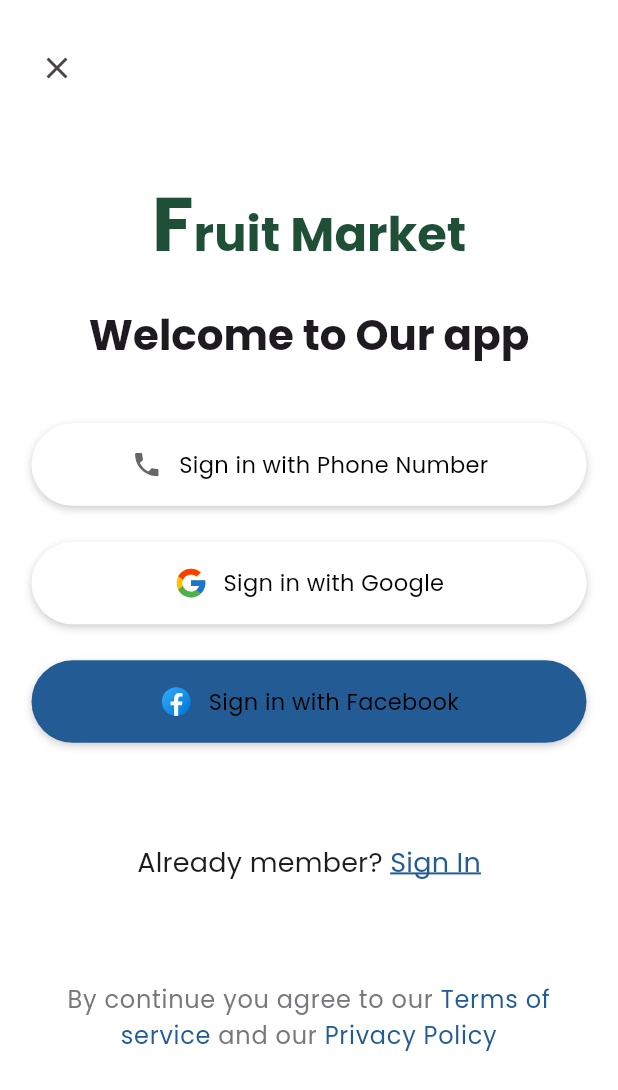
After one commit to mo7ammed-hassan/fruit-market, a Flutter app: the WelcomeScreen screen opened by its route, on a phone screen of 412 x 824 dp. The commit adds this screen. Shown: the top 1090 px of the screen. Run offline on Flutter 3.47's test engine with Material 3 defaults, Android fonts, the phone set to English and light mode, and no system bars; our stand-ins replace flutter_bloc, flutter_svg, get_it, shared_preferences; accounts and stored records are empty.

Commit message:
feat(UI): finish welcome screen UI

```diff
--- /dev/null
+++ b/lib/common/widgets/app_name_widget.dart
@@ -0,0 +1,28 @@
+import 'package:flutter/material.dart';
+import 'package:fruit_market/core/constants/app_strings.dart';
+
+class AppNameWidget extends StatelessWidget {
+  const AppNameWidget({
+    super.key,
+  });
+
+  @override
+  Widget build(BuildContext context) {
+    return Text.rich(
+      TextSpan(
+        children: [
+          TextSpan(
+            text: AppStrings.appName[0],
+            style: Theme.of(
+              context,
+            ).textTheme.headlineLarge?.copyWith(fontSize: 51),
+          ),
+          TextSpan(
+            text: AppStrings.appName.substring(1),
+            style: Theme.of(context).textTheme.headlineLarge,
+          ),
+        ],
+      ),
+    );
+  }
+}
--- /dev/null
+++ b/lib/common/widgets/auth_footer_text.dart
@@ -0,0 +1,32 @@
+import 'package:flutter/material.dart';
+import 'package:fruit_market/core/constants/app_colors.dart';
+
+class AuthFooterText extends StatelessWidget {
+  const AuthFooterText({
+    super.key,
+    required this.title,
+    required this.actionText,
+  });
+  final String title;
+  final String actionText;
+
+  @override
+  Widget build(BuildContext context) {
+    return Text.rich(
+      TextSpan(
+        children: [
+          TextSpan(text: title, style: Theme.of(context).textTheme.titleMedium),
+          TextSpan(
+            text: actionText,
+            style: Theme.of(context).textTheme.titleMedium?.copyWith(
+              color: AppColors.blue,
+              decoration: TextDecoration.underline,
+              decorationThickness: 1.5,
+              decorationColor: AppColors.blue,
+            ),
+          ),
+        ],
+      ),
+    );
+  }
+}
--- /dev/null
+++ b/lib/common/widgets/auth_option_card.dart
@@ -0,0 +1,49 @@
+import 'package:flutter/material.dart';
+import 'package:fruit_market/common/widgets/shadow_container.dart';
+import 'package:fruit_market/core/constants/app_sizes.dart';
+import 'package:flutter_svg/flutter_svg.dart';
+
+class AuthOptionCard extends StatelessWidget {
+  const AuthOptionCard({
+    super.key,
+    this.iconUrl,
+    required this.text,
+    this.iconColor,
+    this.onTap,
+    this.backgroundColor,
+  });
+
+  final String? iconUrl;
+  final String text;
+  final Color? iconColor;
+  final Color? backgroundColor;
+  final void Function()? onTap;
+
+  @override
+  Widget build(BuildContext context) {
+    return GestureDetector(
+      onTap: onTap,
+      child: ShadowContainer(
+        padding: EdgeInsets.symmetric(vertical: AppSizes.textFieldVPadding),
+        color: backgroundColor,
+        child: Row(
+          mainAxisAlignment: MainAxisAlignment.center,
+          children: [
+            if (iconUrl?.isNotEmpty == true)
+              SvgPicture.asset(iconUrl!, fit: BoxFit.scaleDown, width: 23),
+            SizedBox(width: 10),
+
+            Flexible(
+              child: Text(
+                text,
+                maxLines: 1,
+                overflow: TextOverflow.ellipsis,
+                style: TextStyle(color: Colors.black),
+              ),
+            ),
+          ],
+        ),
+      ),
+    );
+  }
+}
--- /dev/null
+++ b/lib/common/widgets/custom_text_form_field.dart
@@ -0,0 +1,56 @@
+import 'package:flutter/material.dart';
+import 'package:flutter/services.dart';
+import 'package:fruit_market/common/widgets/shadow_container.dart';
+
+class CustomTextFormField extends StatelessWidget {
+  const CustomTextFormField({
+    super.key,
+    this.controller,
+    this.hintText,
+    this.title,
+    this.keyboardType,
+    this.onChanged,
+    this.inputFormatters,
+    this.contentPadding,
+  });
+  final TextEditingController? controller;
+  final String? hintText;
+  final String? title;
+  final TextInputType? keyboardType;
+  final Function(String)? onChanged;
+  final List<TextInputFormatter>? inputFormatters;
+  final EdgeInsetsGeometry? contentPadding;
+
+  @override
+  Widget build(BuildContext context) {
+    return Column(
+      crossAxisAlignment: CrossAxisAlignment.start,
+      children: [
+        if (title?.isNotEmpty == true) ...[
+          Row(
+            crossAxisAlignment: CrossAxisAlignment.start,
+            children: [
+              Text(title!, style: Theme.of(context).textTheme.bodyMedium),
+              const SizedBox(width: 4),
+              const Icon(Icons.star, color: Colors.red, size: 8),
+            ],
+          ),
+          const SizedBox(height: 13.5),
+        ],
+
+        ShadowContainer(
+          child: TextFormField(
+            controller: controller,
+            keyboardType: keyboardType,
+            onChanged: onChanged,
+            inputFormatters: inputFormatters,
+            decoration: InputDecoration(
+              hintText: hintText,
+              contentPadding: contentPadding,
+            ),
+          ),
+        ),
+      ],
+    );
+  }
+}
--- /dev/null
+++ b/lib/common/widgets/shadow_container.dart
@@ -0,0 +1,27 @@
+import 'package:flutter/material.dart';
+
+class ShadowContainer extends StatelessWidget {
+  const ShadowContainer({super.key, this.child, this.padding, this.color});
+  final EdgeInsetsGeometry? padding;
+  final Widget? child;
+  final Color? color;
+
+  @override
+  Widget build(BuildContext context) {
+    return Container(
+      padding: padding,
+      decoration: BoxDecoration(
+        color: color ?? Colors.white,
+        borderRadius: BorderRadius.circular(35),
+        boxShadow: [
+          BoxShadow(
+            color: Colors.black.withValues(alpha: 0.2),
+            blurRadius: 4,
+            offset: Offset(0, 2),
+          ),
+        ],
+      ),
+      child: child,
+    );
+  }
+}
--- a/lib/config/routing/app_router.dart
+++ b/lib/config/routing/app_router.dart
@@ -6,6 +6,7 @@ import 'package:fruit_market/config/service_locator.dart';
 import 'package:fruit_market/core/constants/constants_keys.dart';
 import 'package:fruit_market/core/services/app_storage.dart';
 import 'package:fruit_market/features/auth/presentation/screens/login_screen.dart';
+import 'package:fruit_market/features/auth/presentation/screens/welcome_screen.dart';
 import 'package:fruit_market/features/onboarding/presentation/screens/onboarding_screen.dart';
 import 'package:fruit_market/features/splash/splash_screen.dart';
 
@@ -16,6 +17,8 @@ class AppRouter {
     /// --- Welcome Screen ---
     Routes.splashScreen: (_) => const SplashScreen(),
     Routes.onboardingScreen: (_) => const OnboardingScreen(),
+    Routes.welcomeScreen: (_) => const WelcomeScreen(),
+
 
     /// --- Auth Screen ---
     Routes.loginScreen: (_) => const LoginScreen(),
@@ -67,7 +70,7 @@ class AppRouter {
       return Routes.onboardingScreen;
     } else {
       //return accessToken != null ? Routes.navigationScreen : Routes.loginScreen;
-      return Routes.loginScreen;
+      return Routes.welcomeScreen;
     }
   }
 
--- a/lib/config/routing/routes.dart
+++ b/lib/config/routing/routes.dart
@@ -2,6 +2,8 @@ class Routes {
   /// --- Welcome Screens --- ///
   static const String splashScreen = '/splashScreen';
   static const String onboardingScreen = '/onboardingScreen';
+  static const String welcomeScreen = '/welcomeScreen';
+
 
   /// --- Auth Screens --- ///
   static const String loginScreen = '/loginScreen';
--- a/lib/core/constants/app_colors.dart
+++ b/lib/core/constants/app_colors.dart
@@ -26,4 +26,6 @@ class AppColors {
   static const lightCyan = Color(0xFF9CE2FF);
 
   static const onboardingColor = Color(0xFFF7F7F7);
+
+  static const termsColor = Color(0xFF88909C);
 }
--- a/lib/core/constants/app_images.dart
+++ b/lib/core/constants/app_images.dart
@@ -1,6 +1,6 @@
 // ignore_for_file: prefer_single_quotes
 class AppImages {
-  const AppImages._();
+  AppImages._();
 
   /// Assets for iconsCanceled
   /// assets/icons/canceled.svg
@@ -22,9 +22,17 @@ class AppImages {
   /// assets/icons/delivering.svg
   static const String iconsDelivering = "assets/icons/delivering.svg";
 
+  /// Assets for iconsFacebook
+  /// assets/icons/facebook.svg
+  static const String iconsFacebook = "assets/icons/facebook.svg";
+
   /// Assets for iconsFinished
   /// assets/icons/finished.svg
   static const String iconsFinished = "assets/icons/finished.svg";
+
+  /// Assets for iconsGoogle
+  /// assets/icons/google.svg
+  static const String iconsGoogle = "assets/icons/google.svg";
 
   /// Assets for iconsHeart
   /// assets/icons/heart.svg
@@ -114,15 +122,17 @@ class AppImages {
   /// assets/images/logo.png
   static const String imagesLogo = "assets/images/logo.png";
 
+  /// Assets for imagesOnboarding
+  /// assets/images/onboarding.jpg
+  static const String imagesOnboarding = "assets/images/onboarding.jpg";
+
   /// Assets for imagesPaymentFailure
   /// assets/images/payment_failure.svg
-  static const String imagesPaymentFailure =
-      "assets/images/payment_failure.svg";
+  static const String imagesPaymentFailure = "assets/images/payment_failure.svg";
 
   /// Assets for imagesPaymentSuccess
   /// assets/images/payment_success.svg
-  static const String imagesPaymentSuccess =
-      "assets/images/payment_success.svg";
+  static const String imagesPaymentSuccess = "assets/images/payment_success.svg";
 
   /// Assets for imagesProductImage
   /// assets/images/product_image.png
@@ -131,8 +141,4 @@ class AppImages {
   /// Assets for imagesSallerImage
   /// assets/images/saller_image.svg
   static const String imagesSallerImage = "assets/images/saller_image.svg";
-
-  /// Assets for imagesOnboarding
-  /// assets/images/onboarding.jpg
-  static const String imagesOnboarding = 'assets/images/onboarding.jpg';
 }
--- a/lib/core/constants/app_sizes.dart
+++ b/lib/core/constants/app_sizes.dart
@@ -4,4 +4,9 @@ class AppSizes {
   static const double onbordingSpaceText = 17.0;
   static const double onbordingSpaceItem = 24.0;
   static const double onbordingPadding = 40.0;
+
+  static const double authSpaceItem = 24.0;
+  static const double authPadding = 42.0;
+
+  static const double textFieldVPadding = 16.0;
 }
--- a/lib/core/constants/app_strings.dart
+++ b/lib/core/constants/app_strings.dart
@@ -2,13 +2,15 @@ class AppStrings {
   const AppStrings._();
 
   static const String appName = 'Fruit Market';
+  static const String welcomText = 'Welcome to Our app';
 
   static const String skip = 'Skip';
   static const String next = 'Next';
   static const String getStarted = 'Get Started';
-  static const String alreadyMember = 'Already member';
+  static const String alreadyMember = 'Already member? ';
 
   static const String login = 'Login';
+  static const String signIn = 'Sign In';
   static const String signup = 'Sign Up';
   static const String submit = 'Submit';
   static const String confirm = 'confirm';
@@ -22,4 +24,10 @@ class AppStrings {
 
   static const String onboardingTitle3 = 'Delivery Arrived';
   static const String onboardingSubTitle3 = 'Order is arrived at your Place';
+
+  static const fullName = 'Full Name';
+
+  static const String signInWPhone = 'Sign in with Phone Number';
+  static const String signInWGoogle = 'Sign in with Google';
+  static const String signInWFacebook = 'Sign in with Facebook';
 }
--- a/lib/core/theme/app_theme.dart
+++ b/lib/core/theme/app_theme.dart
@@ -1,4 +1,5 @@
 import 'package:flutter/material.dart';
+import 'package:fruit_market/core/theme/custom_themes/custom_input_decoration_theme.dart';
 import 'package:fruit_market/core/theme/custom_themes/custom_text_theme.dart';
 import 'package:fruit_market/core/theme/custom_themes/eleveted_button_theme.dart';
 
@@ -14,6 +15,7 @@ class AppTheme {
     primaryColorLight: Colors.white,
     elevatedButtonTheme: CustomElevetedButtonTheme.lightElevetedButtonTheme,
     textTheme: CustomTextTheme.lightTextTheme,
+    inputDecorationTheme: CustomInputDecorationTheme.lightInputDecorationTheme,
 
     pageTransitionsTheme: PageTransitionsTheme(
       builders: {
--- /dev/null
+++ b/lib/core/theme/custom_themes/custom_input_decoration_theme.dart
@@ -0,0 +1,26 @@
+import 'package:flutter/material.dart';
+
+class CustomInputDecorationTheme {
+  CustomInputDecorationTheme._();
+
+  static InputDecorationTheme lightInputDecorationTheme = InputDecorationTheme(
+    errorMaxLines: 1,
+    contentPadding: EdgeInsets.symmetric(vertical: 17, horizontal: 18),
+
+    labelStyle: const TextStyle().copyWith(
+      fontSize: 14,
+      color: Color(0xFF242729),
+    ),
+    hintStyle: const TextStyle().copyWith(
+      fontSize: 14,
+      color: Color(0xFF242729),
+    ),
+    errorStyle: const TextStyle().copyWith(fontStyle: FontStyle.normal),
+    floatingLabelStyle: TextStyle(color: Colors.black.withValues(alpha: 0.8)),
+    outlineBorder: BorderSide.none,
+    border: InputBorder.none,
+    enabledBorder: InputBorder.none,
+    focusedBorder: InputBorder.none,
+    errorBorder: InputBorder.none,
+  );
+}
--- a/lib/core/theme/custom_themes/custom_text_theme.dart
+++ b/lib/core/theme/custom_themes/custom_text_theme.dart
@@ -1,10 +1,14 @@
 import 'package:flutter/material.dart';
+import 'package:fruit_market/core/constants/app_colors.dart';
 
 class CustomTextTheme {
   CustomTextTheme._();
 
   static TextTheme lightTextTheme = TextTheme(
-    headlineLarge: const TextStyle().copyWith(fontWeight: FontWeight.bold),
+    headlineLarge: const TextStyle().copyWith(
+      fontWeight: FontWeight.bold,
+      color: AppColors.primaryColor,
+    ),
 
     headlineMedium: const TextStyle().copyWith(fontWeight: FontWeight.bold),
     titleLarge: const TextStyle().copyWith(fontWeight: FontWeight.w700),
--- /dev/null
+++ b/lib/features/auth/presentation/screens/welcome_screen.dart
@@ -0,0 +1,110 @@
+import 'package:flutter/material.dart';
+import 'package:fruit_market/common/widgets/app_name_widget.dart';
+import 'package:fruit_market/common/widgets/auth_footer_text.dart';
+import 'package:fruit_market/common/widgets/auth_option_card.dart';
+import 'package:fruit_market/core/constants/app_colors.dart';
+import 'package:fruit_market/core/constants/app_images.dart';
+import 'package:fruit_market/core/constants/app_sizes.dart';
+import 'package:fruit_market/core/constants/app_strings.dart';
+import 'package:fruit_market/core/utils/device/device_utils.dart';
+
+class WelcomeScreen extends StatelessWidget {
+  const WelcomeScreen({super.key});
+
+  @override
+  Widget build(BuildContext context) {
+    return Scaffold(
+      body: Padding(
+        padding: const EdgeInsets.symmetric(vertical: AppSizes.authPadding / 2),
+        child: ListView(
+          children: [
+            Padding(
+              padding: const EdgeInsets.only(left: AppSizes.authPadding / 3),
+              child: Align(
+                alignment: Alignment.topLeft,
+                child: IconButton(onPressed: () {}, icon: Icon(Icons.close)),
+              ),
+            ),
+
+            Padding(
+              padding: const EdgeInsets.symmetric(
+                horizontal: AppSizes.authPadding / 2,
+              ),
+              child: Column(
+                children: [
+                  const SizedBox(height: AppSizes.authSpaceItem * 2),
+
+                  const AppNameWidget(),
+                  const SizedBox(height: AppSizes.authSpaceItem),
+
+                  Text(
+                    AppStrings.welcomText,
+                    style: Theme.of(context).textTheme.headlineMedium,
+                  ),
+                  SizedBox(height: DeviceUtils.screenHeight(context) * 0.05),
+
+                  AuthOptionCard(
+                    text: AppStrings.signInWPhone,
+                    iconUrl: AppImages.iconsPhoneIcon,
+                    onTap: () {},
+                  ),
+                  const SizedBox(height: AppSizes.authSpaceItem),
+
+                  AuthOptionCard(
+                    text: AppStrings.signInWGoogle,
+                    iconUrl: AppImages.iconsGoogle,
+                    onTap: () {},
+                  ),
+                  const SizedBox(height: AppSizes.authSpaceItem),
+
+                  AuthOptionCard(
+                    text: AppStrings.signInWFacebook,
+                    iconUrl: AppImages.iconsFacebook,
+                    backgroundColor: AppColors.blue,
+                    onTap: () {},
+                  ),
+
+                  SizedBox(height: DeviceUtils.screenHeight(context) * 0.08),
+
+                  const AuthFooterText(
+                    title: AppStrings.alreadyMember,
+                    actionText: AppStrings.signIn,
+                  ),
+
+                  SizedBox(height: DeviceUtils.screenHeight(context) * 0.08),
+
+                  Text.rich(
+                    textAlign: TextAlign.center,
+                    TextSpan(
+                      children: [
+                        TextSpan(
+                          text: 'By continue you agree to our ',
+                          style: Theme.of(context).textTheme.bodyLarge,
+                        ),
+                        TextSpan(
+                          text: 'Terms of service ',
+                          style: Theme.of(context).textTheme.bodyLarge
+                              ?.copyWith(color: AppColors.blue),
+                        ),
+                        TextSpan(
+                          text: 'and our ',
+                          style: Theme.of(context).textTheme.bodyLarge,
+                        ),
+
+                        TextSpan(
+                          text: 'Privacy Policy',
+                          style: Theme.of(context).textTheme.bodyLarge
+                              ?.copyWith(color: AppColors.blue),
+                        ),
+                      ],
+                    ),
+                  ),
+                ],
+              ),
+            ),
+          ],
+        ),
+      ),
+    );
+  }
+}
```
Also changed, not shown: assets/icons/facebook.svg (added), assets/icons/google.svg (added).
